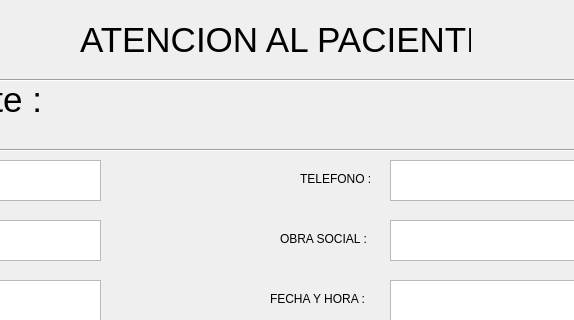
This is diseños_qt/atencionalpaciente.ui in FeliFaule/PROYECTO-FINAL as Qt 5 draws it before an edit; both pictures show x 280 to 854 and y 0 to 320 of the 1059 by 600 pixel window. The edited form follows.
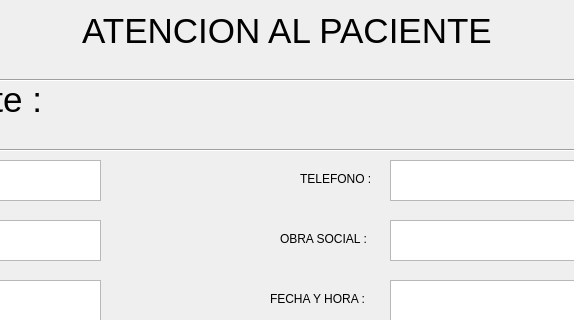
This is the edited form.

The edit to the form file:
```diff
--- a/diseños_qt/atencionalpaciente.ui
+++ b/diseños_qt/atencionalpaciente.ui
@@ -19,8 +19,8 @@
      <rect>
       <x>360</x>
       <y>10</y>
-      <width>391</width>
-      <height>61</height>
+      <width>414</width>
+      <height>42</height>
      </rect>
     </property>
     <property name="frameShape">
```
Left out of the diff: 2 changed lines with no effect on the pictures.
